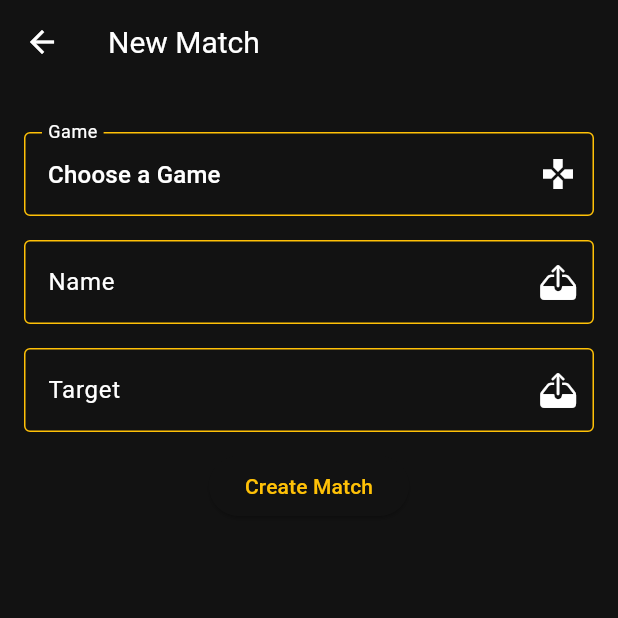
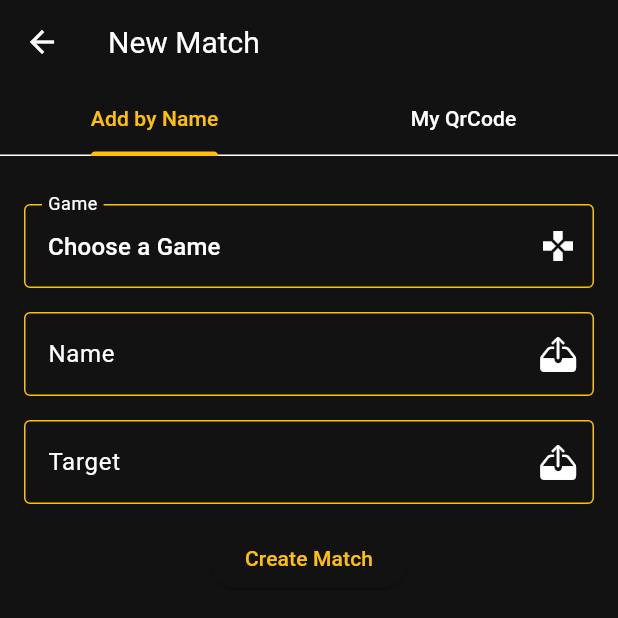
Before and after one commit to ELALAY/ScoreBuddy, a Flutter app: the NewMatch screen opened directly, on a phone screen of 412 x 824 dp, the top half of it. Run offline on Flutter 3.47's test engine with Material 2 defaults, Android fonts, the phone set to English and light mode, and no system bars; our stand-ins replace cloud_firestore, firebase_auth, firebase_core, flutter_slidable, qr_flutter, sqflite; missing offline and left inert: qr_code_scanner; accounts and stored records are empty.

Commit message:
working on inviting friends

```diff
--- a/lib/Screens/QrCodeMger/scan_qr_code.dart
+++ b/lib/Screens/QrCodeMger/scan_qr_code.dart
@@ -25,9 +25,6 @@ class _QRScannerScreenState extends State<QRScannerScreen> {
   @override
   Widget build(BuildContext context) {
     return Scaffold(
-      appBar: AppBar(
-        title: const Text('QR Code Scanner'),
-      ),
       body: Stack(
         children: <Widget>[
           QRView(
--- a/lib/Screens/new_match_screen.dart
+++ b/lib/Screens/new_match_screen.dart
@@ -1,4 +1,5 @@
 import 'package:cloud_firestore/cloud_firestore.dart';
+import 'package:firebase_auth/firebase_auth.dart';
 import 'package:flutter/cupertino.dart';
 import 'package:flutter/material.dart';
 import 'package:scorebuddy/Models/room_model.dart';
@@ -7,9 +8,10 @@ import 'dart:async';
 
 import '../Models/game_model.dart';
 import '../Models/player_model.dart';
+import '../services/auth/auth_service.dart';
 import '../services/realtime_db/firebase_db.dart';
 import '../services/sqflite/database.dart';
-import 'new_player_screen.dart';
+import 'QrCodeMger/scan_qr_code.dart';
 
 class NewMatch extends StatefulWidget {
   const NewMatch({super.key});
@@ -18,27 +20,67 @@ class NewMatch extends StatefulWidget {
   NewMatchState createState() => NewMatchState();
 }
 
-class NewMatchState extends State<NewMatch> {
+class NewMatchState extends State<NewMatch>
+    with SingleTickerProviderStateMixin {
   DatabaseHelper databaseHelper = DatabaseHelper.instance;
   FirebaseFirestore fbdatabaseHelper = FirebaseFirestore.instance;
   FirebaseDatabaseHelper firebaseDatabaseHelper = FirebaseDatabaseHelper();
+  final authService = AuthService();
 
   TextEditingController targetScoreController = TextEditingController();
   TextEditingController roomNameController = TextEditingController();
+  late TabController _newRoomTabController;
   // ignore: avoid_init_to_null
   var selectedGame = null;
   String genratedMatchName = "";
-  bool _selectAll = false;
+  String scannedQrCode = '';
+
+  User? user;
+  Map<String, dynamic>? playerProfile;
+  Map<String, dynamic>? invitedFriendPlayerProfile;
+  String invitedFriendname = '';
 
   List<Player> selectedPlayers = [];
   List<Player> allPlayers = [];
   List<Game> allGames = [];
+
+  void joinRoom() async {
+    if (user != null && playerProfile != null) {
+      bool joined = firebaseDatabaseHelper.joinRoom(
+          scannedQrCode, playerProfile!['username']) as bool;
+      if (joined) {
+        _showSnackBar(context, 'joined Room $scannedQrCode Successfully');
+      } else {
+        _showSnackBar(context, 'Error joining Room!');
+      }
+    } else {
+      _showSnackBar(context, 'Error joining Room!');
+    }
+  }
+
+  void inviteFriend() async {
+    List<String> friendsList =  await firebaseDatabaseHelper.getFriends(playerProfile!['username']);
+  }
+
+  void fetchUserProfile(String name) async {
+    invitedFriendPlayerProfile =
+        await firebaseDatabaseHelper.getPlayerProfile(name);
+  }
+
+  void fetchUser() async {
+    user = authService.getCurrenctuser();
+    if (user != null) {
+      playerProfile = await firebaseDatabaseHelper.getPlayerProfile(user!.uid);
+    }
+    setState(() {});
+  }
 
   @override
   void initState() {
     super.initState();
     fetchGames();
     fetchAllPlayers();
+    _newRoomTabController = TabController(length: 2, vsync: this);
   }
 
   void reload() {
@@ -121,9 +163,17 @@ class NewMatchState extends State<NewMatch> {
           color: Colors.white,
           fontSize: 20,
         ),
+        bottom: TabBar(
+          controller: _newRoomTabController,
+          tabs: const [
+            Tab(text: 'Add by Name'),
+            Tab(text: 'My QrCode'),
+          ],
+        ),
         iconTheme: const IconThemeData(color: Colors.white),
       ),
-      body: SingleChildScrollView(
+      body: TabBarView(controller: _newRoomTabController, children: [
+        SingleChildScrollView(
           padding: const EdgeInsets.all(16.0),
           child: Column(
             crossAxisAlignment: CrossAxisAlignment.start,
@@ -156,16 +206,16 @@ class NewMatchState extends State<NewMatch> {
                   labelStyle: const TextStyle(color: Colors.white),
                   hintText: 'Choose Game',
                   enabledBorder: OutlineInputBorder(
-                  borderSide:
-                      BorderSide(color: Theme.of(context).colorScheme.primary),
+                    borderSide: BorderSide(
+                        color: Theme.of(context).colorScheme.primary),
                   ),
                   focusedBorder: OutlineInputBorder(
-                  borderSide:
-                      BorderSide(color: Theme.of(context).colorScheme.primary),
+                    borderSide: BorderSide(
+                        color: Theme.of(context).colorScheme.primary),
                   ),
                   border: OutlineInputBorder(
-                  borderSide:
-                      BorderSide(color: Theme.of(context).colorScheme.primary),
+                    borderSide: BorderSide(
+                        color: Theme.of(context).colorScheme.primary),
                   ),
                 ),
               ),
@@ -179,16 +229,16 @@ class NewMatchState extends State<NewMatch> {
                   labelText: selectedGame == null ? "Name" : genratedMatchName,
                   labelStyle: const TextStyle(color: Colors.white),
                   enabledBorder: OutlineInputBorder(
-                  borderSide:
-                      BorderSide(color: Theme.of(context).colorScheme.primary),
+                    borderSide: BorderSide(
+                        color: Theme.of(context).colorScheme.primary),
                   ),
                   focusedBorder: OutlineInputBorder(
-                  borderSide:
-                      BorderSide(color: Theme.of(context).colorScheme.primary),
+                    borderSide: BorderSide(
+                        color: Theme.of(context).colorScheme.primary),
                   ),
                   border: OutlineInputBorder(
-                  borderSide:
-                      BorderSide(color: Theme.of(context).colorScheme.primary),
+                    borderSide: BorderSide(
+                        color: Theme.of(context).colorScheme.primary),
                   ),
                   errorBorder: const OutlineInputBorder(
                     borderSide: BorderSide(color: Colors.red),
@@ -205,25 +255,23 @@ class NewMatchState extends State<NewMatch> {
                   labelText: 'Target',
                   labelStyle: const TextStyle(color: Colors.white),
                   enabledBorder: OutlineInputBorder(
-                  borderSide:
-                      BorderSide(color: Theme.of(context).colorScheme.primary),
+                    borderSide: BorderSide(
+                        color: Theme.of(context).colorScheme.primary),
                   ),
                   focusedBorder: OutlineInputBorder(
-                  borderSide:
-                      BorderSide(color: Theme.of(context).colorScheme.primary),
+                    borderSide: BorderSide(
+                        color: Theme.of(context).colorScheme.primary),
                   ),
                   border: OutlineInputBorder(
-                  borderSide:
-                      BorderSide(color: Theme.of(context).colorScheme.primary),
+                    borderSide: BorderSide(
+                        color: Theme.of(context).colorScheme.primary),
                   ),
                   errorBorder: const OutlineInputBorder(
                     borderSide: BorderSide(color: Colors.red),
                   ),
                 ),
               ),
-
               const SizedBox(height: 12.0),
-
               Center(
                 child: ElevatedButton(
                   onPressed: () async {
@@ -263,6 +311,52 @@ class NewMatchState extends State<NewMatch> {
             ],
           ),
         ),
+        Padding(
+          padding: const EdgeInsets.all(16.0),
+          child: Column(
+            mainAxisAlignment: MainAxisAlignment.spaceBetween,
+            children: [
+              Column(
+                children: [
+                  const Text('Join Room'),
+                  const SizedBox(height: 20),
+                  Padding(
+                    padding: const EdgeInsets.all(8.0),
+                    child: Container(
+                      decoration: BoxDecoration(color: Colors.grey.shade700),
+                      height: 300,
+                      width: 300,
+                      child: QRScannerScreen(
+                        onQRCodeScanned: (qrCode) {
+                          setState(() {
+                            if (qrCode.isNotEmpty) {
+                              scannedQrCode = qrCode;
+                              ScaffoldMessenger.of(context).showSnackBar(
+                                SnackBar(
+                                    content:
+                                        Text('joined Room $scannedQrCode')),
+                              );
+                              joinRoom();
+                            } else {
+                              ScaffoldMessenger.of(context).showSnackBar(
+                                const SnackBar(
+                                    content: Text("Couldn't add friend")),
+                              );
+                            }
+                          });
+                        },
+                      ),
+                    ),
+                  ),
+                ],
+              ),
+              ElevatedButton(
+                  onPressed: inviteFriend,
+                  child: const Text('Invite Friends!')),
+            ],
+          ),
+        ),
+      ]),
     );
   }
 
```
Also changed, not shown: lib/Screens/match_screen.dart (+1 -10 lines), lib/services/realtime_db/firebase_db.dart (+47 -9 lines). Lines whose indentation alone changed are shown as unchanged.
